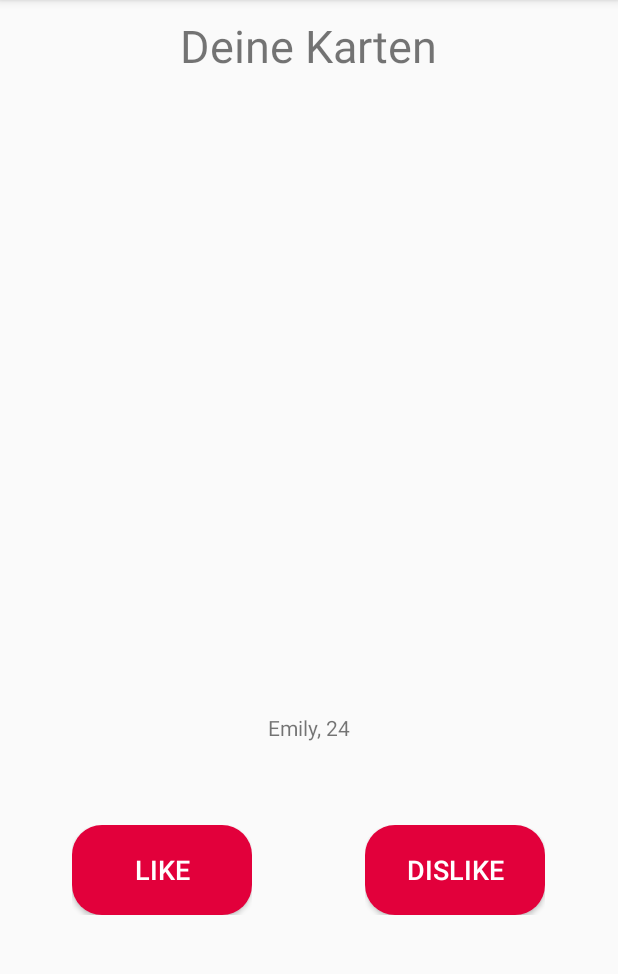
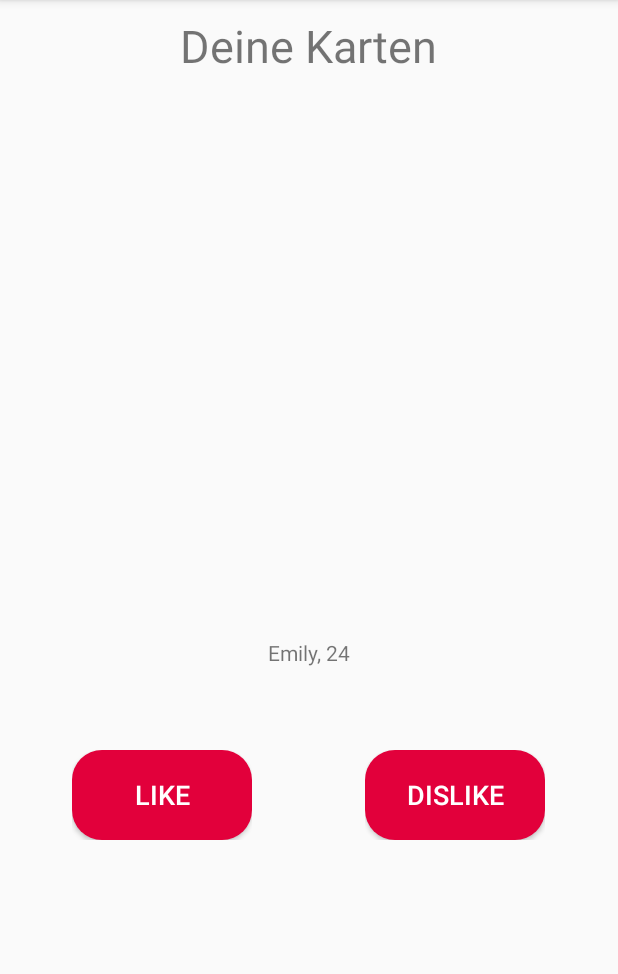
Before and after one commit to IsarDude/SWE_2020, an Android app: the CardsFragment screen opened directly, with no data from a screen before it, on a phone screen of 412 x 824 dp, the part 84-1058 px from its top. Run offline under Robolectric (Android 15) with nearby library versions, the phone set to English and light mode, and no system bars.

Commit message:
Dummy Added

```diff
--- a/app/src/main/res/layout/fragment_cards.xml
+++ b/app/src/main/res/layout/fragment_cards.xml
@@ -17,7 +17,7 @@
     <TableLayout
         android:layout_width="match_parent"
         android:layout_height="match_parent"
-        android:layout_marginTop="100dp">
+        android:layout_marginTop="50dp">
 
         <TableRow
             android:layout_width="match_parent"
```
